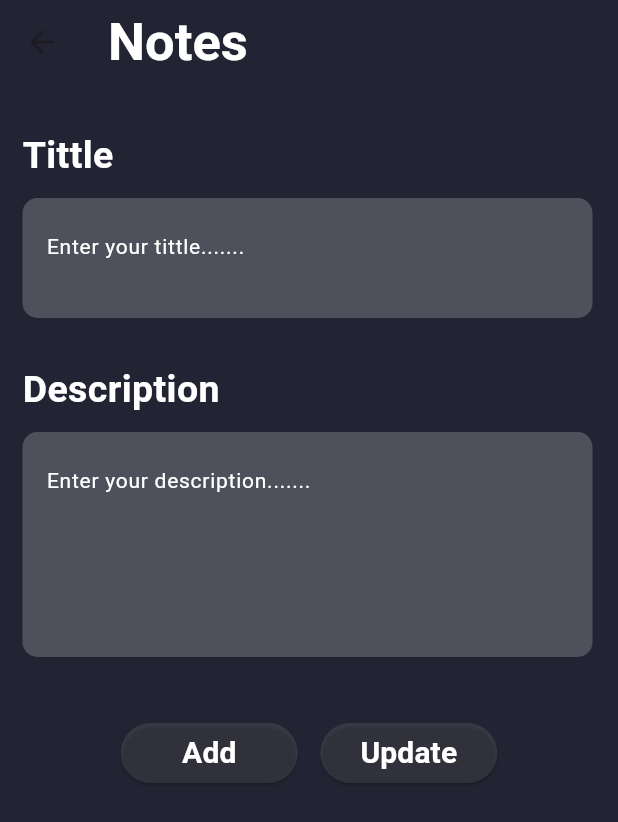
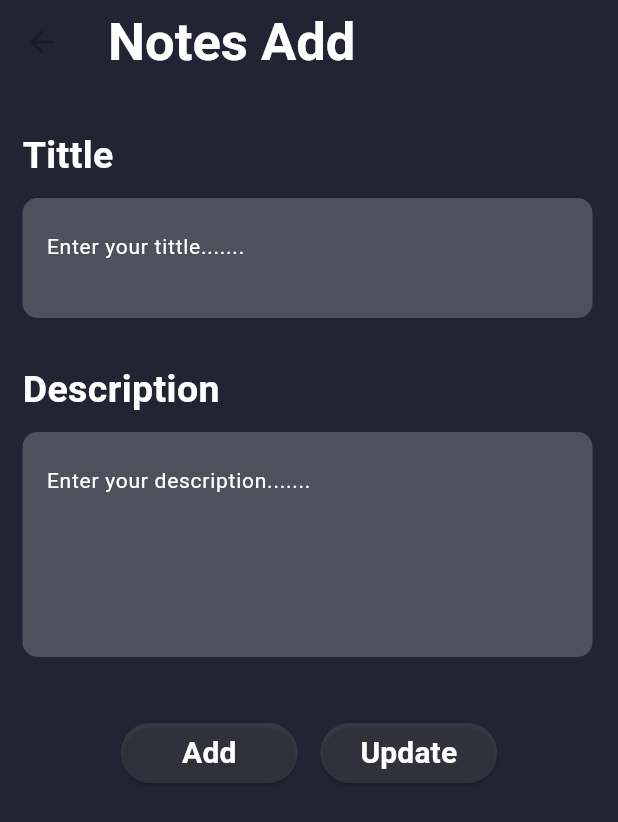
Before and after one commit to Sohail7017/notes_app_291, a Flutter app: the screen it shows after launch, after a tap on the "add" icon, on a phone screen of 412 x 824 dp. Shown: the top 822 px of the screen. Run offline on Flutter 3.47's test engine with Material 3 defaults, Android fonts, the phone set to English and light mode, and no system bars; our stand-ins replace sqflite; accounts and stored records are empty.

```diff
--- a/lib/notes_add_page.dart
+++ b/lib/notes_add_page.dart
@@ -10,7 +10,7 @@ class NotesAddPage extends StatelessWidget{
       appBar: AppBar(
 
         backgroundColor: Color(0xff222433),
-        title: Text('Notes',style: TextStyle(fontSize: 35,color: Colors.white,fontWeight: FontWeight.bold)),
+        title: Text('Notes Add',style: TextStyle(fontSize: 35,color: Colors.white,fontWeight: FontWeight.bold)),
 
       ),
       body: Container(
@@ -65,6 +65,7 @@ class NotesAddPage extends StatelessWidget{
                 ),
 
                 child: TextField(
+                  maxLines: 4,
                   style: TextStyle(fontSize: 20,color: Colors.white),
                   controller: desController,
                   cursorColor: Colors.white,
--- a/lib/notes_home_page.dart
+++ b/lib/notes_home_page.dart
@@ -4,7 +4,7 @@ import 'package:flutter_app/notes_add_page.dart';
 import 'package:flutter_app/notes_second_page.dart';
 
 class NotesHomePage extends StatelessWidget{
-  List<Map<String,dynamic>> notesData = [
+  /*List<Map<String,dynamic>> notesData = [
     {
       'Tittle' : 'Task',
       'Description' : 'Daily Meeting & Learn Module 2',
@@ -29,7 +29,7 @@ class NotesHomePage extends StatelessWidget{
       'Tittle' : 'Team Meeting',
       'Description' : 'Planning sprint log for next product design update.',
     },
-  ];
+  ];*/
   @override
   Widget build(BuildContext context) {
     return Scaffold(
@@ -61,7 +61,15 @@ class NotesHomePage extends StatelessWidget{
         width: double.infinity,
         height: double.infinity,
         color: Color(0xff222433),
-        child: ListView.builder(
+         child: Column(
+           children: [
+             SizedBox(
+               height: 330,
+             ),
+             Text('Not data yet',style: TextStyle(fontSize: 18,color: Colors.white),)
+           ],
+         ),
+         /*ListView.builder(
 
             itemCount: notesData.length,
             itemBuilder: (_,index){
@@ -100,7 +108,9 @@ class NotesHomePage extends StatelessWidget{
               ),
             ),
           );
-        }),
+        }),*/
+
+
       ),
       floatingActionButton: FloatingActionButton(onPressed: (){
         Navigator.push(context, MaterialPageRoute(builder: (context){
--- a/pubspec.yaml
+++ b/pubspec.yaml
@@ -35,6 +35,9 @@ dependencies:
   # The following adds the Cupertino Icons font to your application.
   # Use with the CupertinoIcons class for iOS style icons.
   cupertino_icons: ^1.0.6
+  sqflite: ^2.3.3+1
+  path: ^1.9.0
+  path_provider: ^2.1.4
 
 dev_dependencies:
   flutter_test:
```
Also changed, not shown: lib/data/local/db_helper.dart (added, +31 -0 lines), pubspec.lock, 1 other file.
